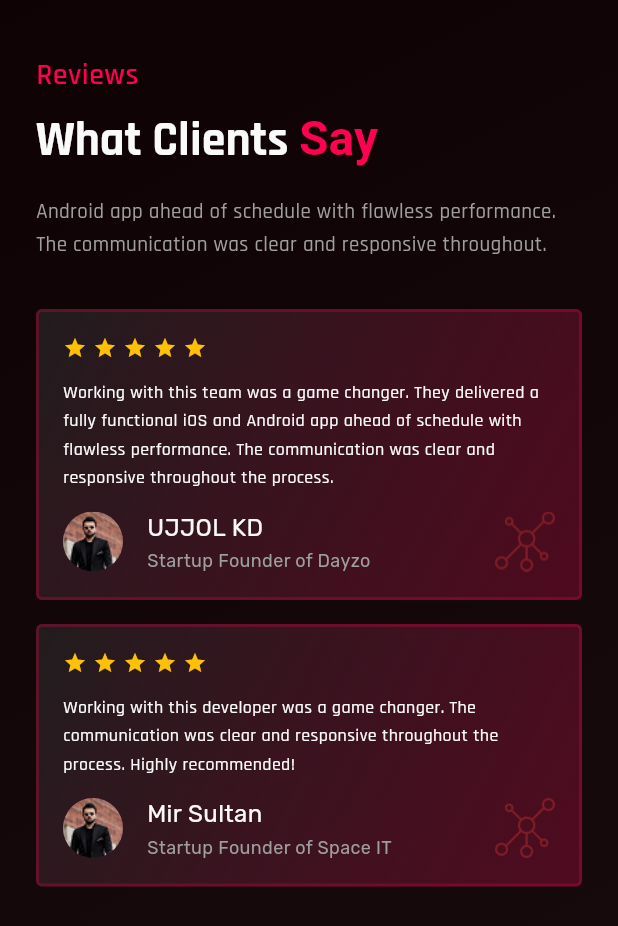
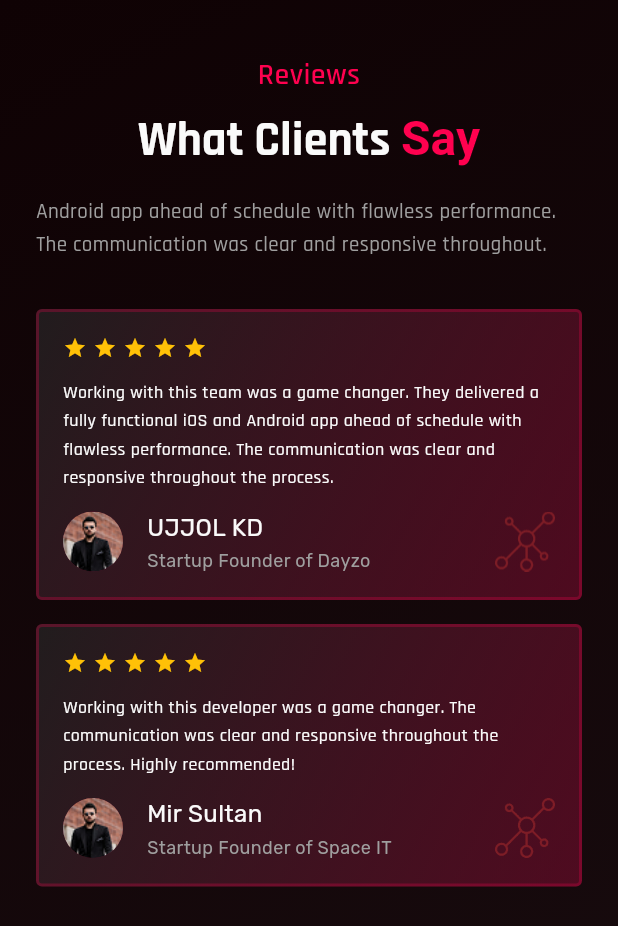
Before and after one commit to dolonk/responsive_website, a Flutter app: the ReviewsSection widget shown alone on an empty page, opened directly, on a phone screen of 412 x 824 dp. Shown: the top 926 px of the screen. Run offline on Flutter 3.47's test engine with Material 3 defaults, Android fonts, the phone set to English and light mode, and no system bars; our stand-ins replace carousel_slider, device_preview, flutter_svg, font_awesome_flutter, google_fonts.

Commit message:
modify experience section for responsive design

```diff
--- a/lib/features/home/widgets/reviews_section/reviews_section.dart
+++ b/lib/features/home/widgets/reviews_section/reviews_section.dart
@@ -138,7 +138,7 @@ class ReviewsSection extends StatelessWidget {
     final fonts = context.fonts;
 
     return Column(
-      crossAxisAlignment: context.isTablet ? CrossAxisAlignment.center : CrossAxisAlignment.start,
+      crossAxisAlignment: context.isMobile ||context.isTablet ? CrossAxisAlignment.center : CrossAxisAlignment.start,
       children: [
         // Subtitle
         Text("Reviews", style: fonts.headlineMedium.rajdhani(color: DColors.primaryButton)),
```
